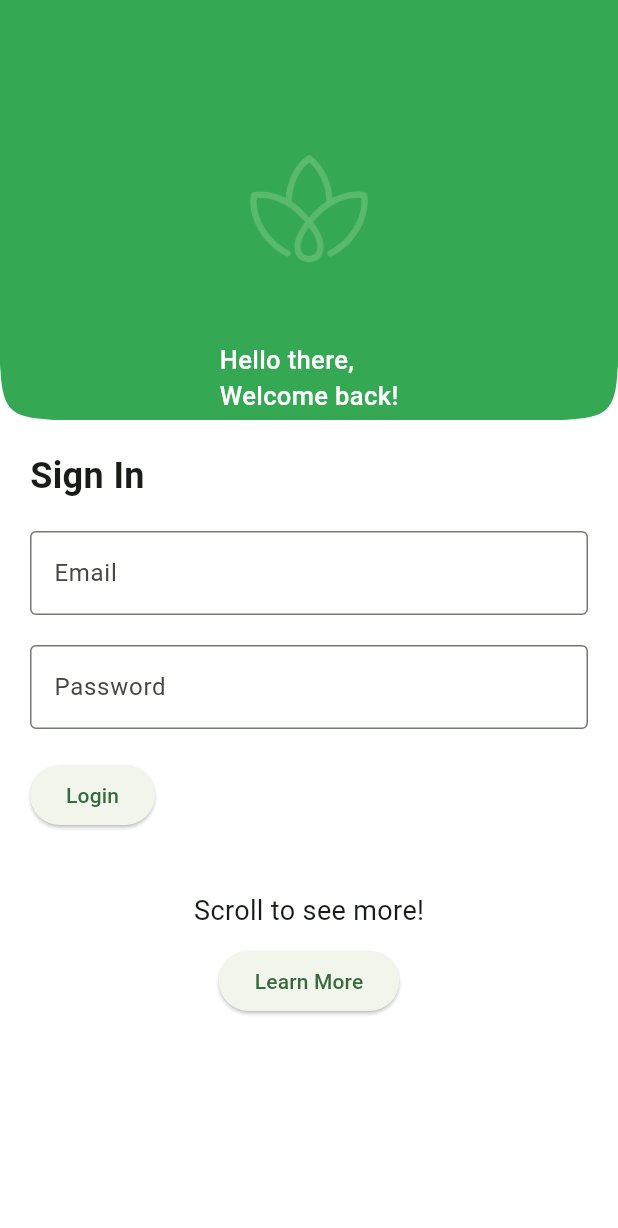
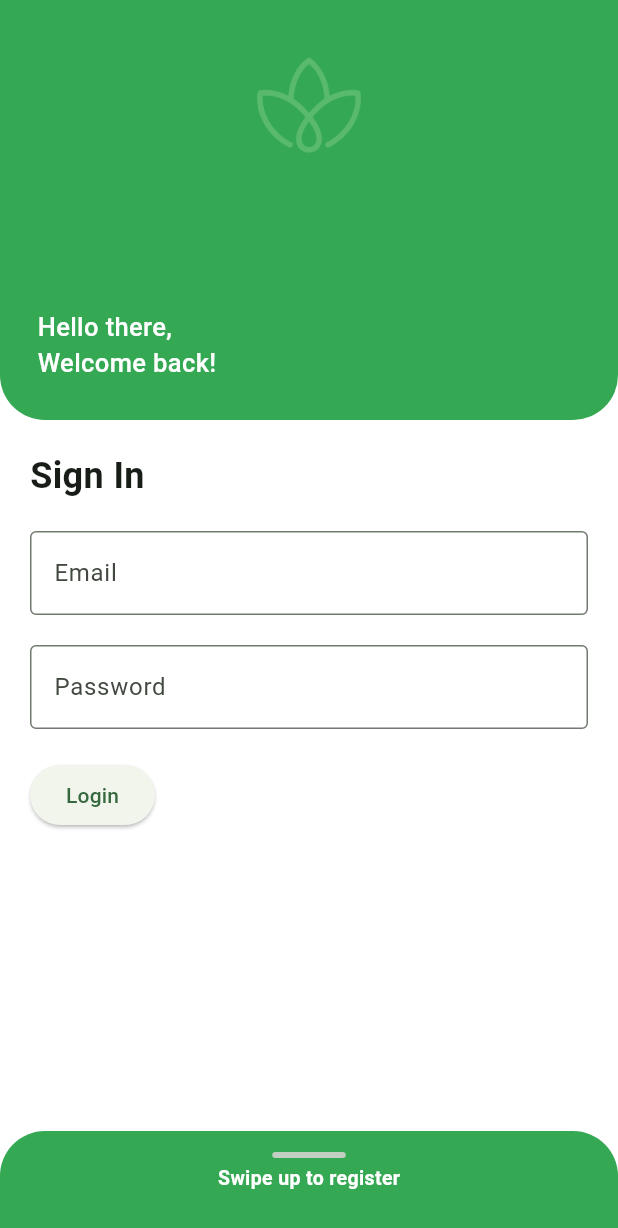
Before and after one commit to Ria-00/Sustainfy, a Flutter app: the screen it shows after launch, on a phone screen of 412 x 824 dp. Shown: the top 1228 px of the screen. Run offline on Flutter 3.47's test engine with Material 3 defaults, Android fonts, the phone set to English and light mode, and no system bars.

Commit message:
changes in scroll effect

```diff
--- a/lib/screens/login.dart
+++ b/lib/screens/login.dart
@@ -1,6 +1,4 @@
 import 'package:flutter/material.dart';
-import 'package:flutter/services.dart';
-import 'package:align_positioned/align_positioned.dart';
 
 class Login extends StatefulWidget {
   const Login({super.key});
@@ -10,73 +8,89 @@ class Login extends StatefulWidget {
 }
 
 class _LoginState extends State<Login> {
+  bool _isHidden = false;
+  double _containerHeight1 = 280.0; // Initial height of the container
+  final double _minHeight1 = 70.0; // Minimum height when collapsed
+  final double _maxHeight1 = 280.0; // Maximum height when expanded
+  double _containerHeight = 70.0; // Initial height of the container
+  final double _minHeight = 70.0; // Minimum height when collapsed
+  final double _maxHeight = 580.0; // Maximum height when expanded
+
+  void _onVerticalDragUpdate(DragUpdateDetails details) {
+    setState(() {
+      // Update the container's height based on drag direction
+      _containerHeight -= details.primaryDelta!;
+      _containerHeight1 += details.primaryDelta!;
+      // Clamp the height to ensure it stays within the allowed range
+      _containerHeight = _containerHeight.clamp(_minHeight, _maxHeight);
+      _containerHeight1 = _containerHeight1.clamp(_minHeight1, _maxHeight1);
+
+      if (details.primaryDelta! > 0) {
+        // Dragging down
+        _isHidden = false;
+      } else if (details.primaryDelta! < 0) {
+        // Dragging up
+        _isHidden = true;
+      }
+    });
+  }
+
   @override
   Widget build(BuildContext context) {
     return Scaffold(
-      backgroundColor: Color.fromARGB(255, 255, 255, 255),
-      body: CustomScrollView(
-        slivers: [
-          SliverAppBar(
-                shape: ContinuousRectangleBorder(
+      backgroundColor: Colors.white,
+      body: Stack(
+        children: [
+          Column(
+            children: [
+              // Flexible first container (image + text)
+              AnimatedContainer(
+                duration: const Duration(milliseconds: 300), // Smooth collapse animation
+                height: _containerHeight1,
+                decoration: BoxDecoration(
                   borderRadius: BorderRadius.only(
-                        bottomLeft: Radius.circular(60),
-                        bottomRight: Radius.circular(60))),
-                systemOverlayStyle: const SystemUiOverlayStyle(
-                  statusBarColor: Color.fromARGB(63, 255, 255, 255),
+                    bottomLeft: Radius.circular(30.0), // Rounded bottom-left
+                    bottomRight: Radius.circular(30.0), // Rounded bottom-right
                   ),
-                backgroundColor: const Color.fromARGB(255, 52, 168, 83),
-                expandedHeight: 280.0,
-                floating: true,
-                pinned: true,
-                collapsedHeight: 70.0,
-                flexibleSpace:ClipRRect(
-                  borderRadius: const BorderRadius.only(
-                    bottomLeft: Radius.circular(40.0),
-                    bottomRight: Radius.circular(40.0),
-                  ),
-                  child:  FlexibleSpaceBar(
-                  collapseMode: CollapseMode.parallax,
-                  background: Container(
-                    decoration: const BoxDecoration(
-                      color: Color.fromARGB(255, 52, 168, 83),
+                  color: const Color.fromRGBO(52, 168, 83, 1),
                 ),
                 child: Column(
                   children: [
-                        const SizedBox(height: 60.0),
-                        Expanded(
-                          child: ClipRRect(
+                    Flexible(
+                      child: Center(
                         child: Image.asset(
                           "assets/images/suslogo.png",
-                              fit: BoxFit.scaleDown,
                           opacity: const AlwaysStoppedAnimation(.5),
+                          height: _containerHeight1 > 100 ? 450 : _containerHeight1 * 0, // Dynamic height based on collapse
                         ),
                       ),
                     ),
-                        const SizedBox(height: 10.0),
-                         Container(
-                        height: 52,
-                        child: AlignPositioned(
+                    Flexible(
+                      child: Container(
+                        padding: const EdgeInsets.only(left: 25.0,bottom: 26),
+                        alignment: Alignment.bottomLeft,
                         child: Text(
                           "Hello there, \nWelcome back!",
                           style: TextStyle(
                             fontWeight: FontWeight.w500,
-                              fontSize: 17,
+                            fontSize: _containerHeight1 > 100 ? 17 : 14, // Adjust font size based on collapse
                             color: Color.fromRGBO(255, 255, 255, 1),
                           ),
                         ),
-                          dx: -113,
-                          dy: -15,
-                        )),
+                      ),
+                    ),
                   ],
                 ),
               ),
-                ),
-
-          )),
-          SliverList(
-            delegate: SliverChildListDelegate(
-              [
-                Container(
+              Expanded(
+                child: AnimatedOpacity(
+                  duration: const Duration(milliseconds: 700),
+                  curve: Curves.easeInOut,
+                  opacity: _isHidden ? 0.0 : 1.0,
+                  child: _isHidden
+                      ? SizedBox.shrink()
+                      : Center(
+                          child: Container(
                             padding: const EdgeInsets.all(20.0),
                             child: Column(
                               crossAxisAlignment: CrossAxisAlignment.start,
@@ -111,24 +125,51 @@ class _LoginState extends State<Login> {
                               ],
                             ),
                           ),
-                // Add a bottom widget
-                Container(
-                  padding: const EdgeInsets.all(20.0),
+                        ),
+                ),
+              ),
+            ],
+          ),
+          Positioned(
+            bottom: 0,
+            left: 0,
+            right: 0,
+            child: GestureDetector(
+              onVerticalDragUpdate: _onVerticalDragUpdate,
+              child: Container(
+                height: _containerHeight,
+                decoration: BoxDecoration(
+                  borderRadius: BorderRadius.only(
+                    topLeft: Radius.circular(30.0), // Rounded bottom-left
+                    topRight: Radius.circular(30.0), // Rounded bottom-right
+                  ),
+                  color: const Color.fromRGBO(52, 168, 83, 1),
+                ),
                 child: Column(
                   children: [
-                      const Text(
-                        "Scroll to see more!",
-                        style: TextStyle(fontSize: 18),
+                    SizedBox(height: 14),
+                    Container(
+                      height: 4,
+                      width: 49,
+                      decoration: BoxDecoration(
+                        color: Color.fromRGBO(222, 215, 215, 0.84),
+                        borderRadius: BorderRadius.all(Radius.circular(3)),
                       ),
-                      const SizedBox(height: 10),
-                      ElevatedButton(
-                        onPressed: () {},
-                        child: const Text("Learn More"),
+                    ),
+                    SizedBox(height: 4),
+                    Center(
+                      child: Text(
+                        "Swipe up to register",
+                        style: TextStyle(
+                          fontSize: 13,
+                          color: Colors.white,
+                          fontWeight: FontWeight.bold,
+                        ),
+                      ),
                     ),
                   ],
                 ),
               ),
-              ],
             ),
           ),
         ],
```
Lines whose indentation alone changed are shown as unchanged.
